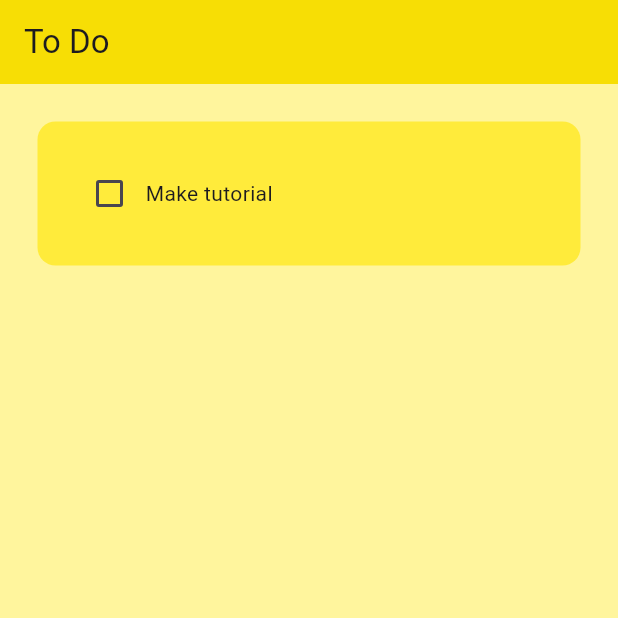
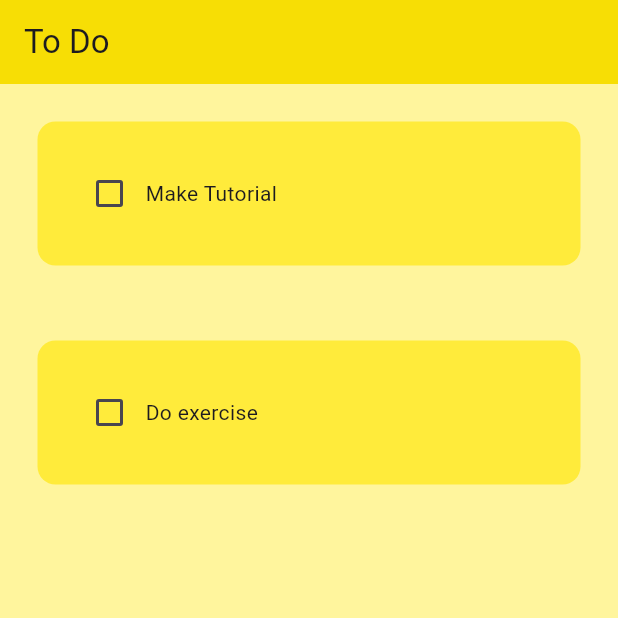
Before and after one commit to ClemRaku/todo_app, a Flutter app: the screen it shows after launch, on a phone screen of 412 x 824 dp, the top half of it. Run offline on Flutter 3.47's test engine with Material 3 defaults, Android fonts, the phone set to English and light mode, and no system bars.

Commit message:
the tick boxes work now

```diff
--- a/lib/pages/home_page.dart
+++ b/lib/pages/home_page.dart
@@ -9,6 +9,20 @@ class HomePage extends StatefulWidget {
 }
 
 class _HomePageState extends State<HomePage> {
+  //list todo class
+  List toDoList = [
+    ["Make Tutorial", false],
+    ["Do exercise", false],
+  ];
+
+  //checkbox was tapped
+
+  void checkBoxChanged(bool? value, int index) {
+    setState(() {
+      toDoList[index][1] = !toDoList[index][1];
+    });
+  }
+
   @override
   Widget build(BuildContext context) {
     return Scaffold(
@@ -18,14 +32,15 @@ class _HomePageState extends State<HomePage> {
         backgroundColor: const Color.fromARGB(255, 247, 222, 5),
       ),
 
-      body: ListView(
-        children: [
-          TodoTile(
-            taskName: "Make tutorial",
-            taskCompleted: false,
-            onChanged: (p0) {},
-          ),
-        ],
+      body: ListView.builder(
+        itemCount: toDoList.length,
+        itemBuilder: (context, index) {
+          return TodoTile(
+            taskName: toDoList[index][0],
+            taskCompleted: toDoList[index][1],
+            onChanged: (value) => checkBoxChanged(value, index),
+          );
+        },
       ),
     );
   }
```
